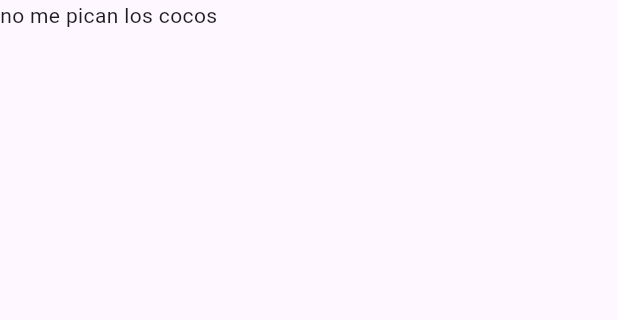
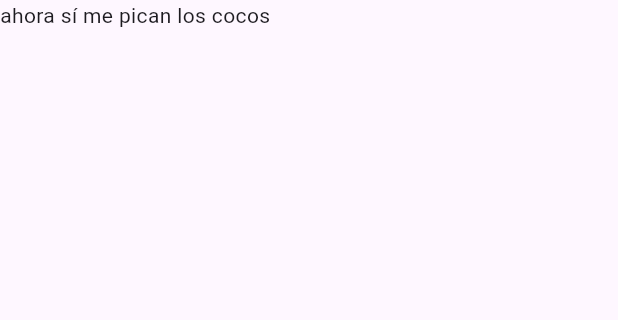
Before and after one commit to AndresFelipeMunozAguilar/Cat_Habits, a Flutter app: the HomeScreen screen opened by its route, on a phone screen of 412 x 824 dp, the part 84-404 px from its top. Run offline on Flutter 3.47's test engine with Material 3 defaults, Android fonts, the phone set to English and light mode, and no system bars; our stand-ins replace flutter_riverpod, go_router, google_fonts; project files that could hold a hidden picture were left out.

Commit message:
test merging

```diff
--- a/lib/pages/home_screen.dart
+++ b/lib/pages/home_screen.dart
@@ -40,7 +40,7 @@ class _HomeScreenState extends State<HomeScreen> {
           ),
         ],
       ),
-      body: const Text("no me pican los cocos"),
+      body: const Text("ahora sí me pican los cocos"),
       bottomNavigationBar: const Footer(),
     );
   }
```
